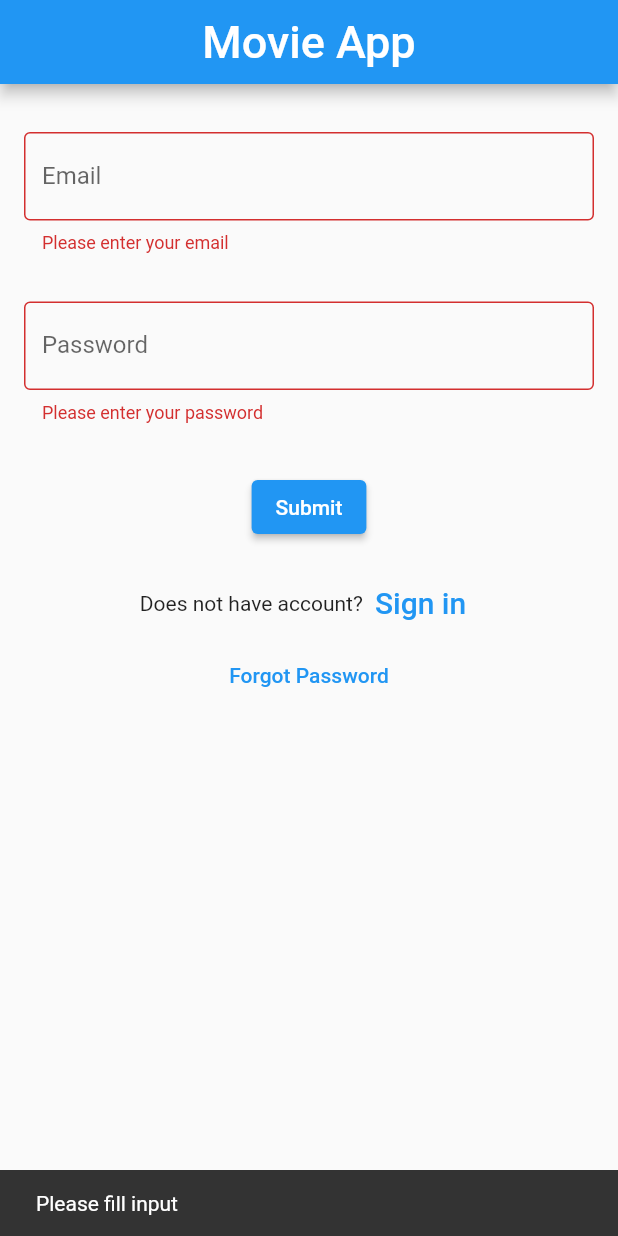
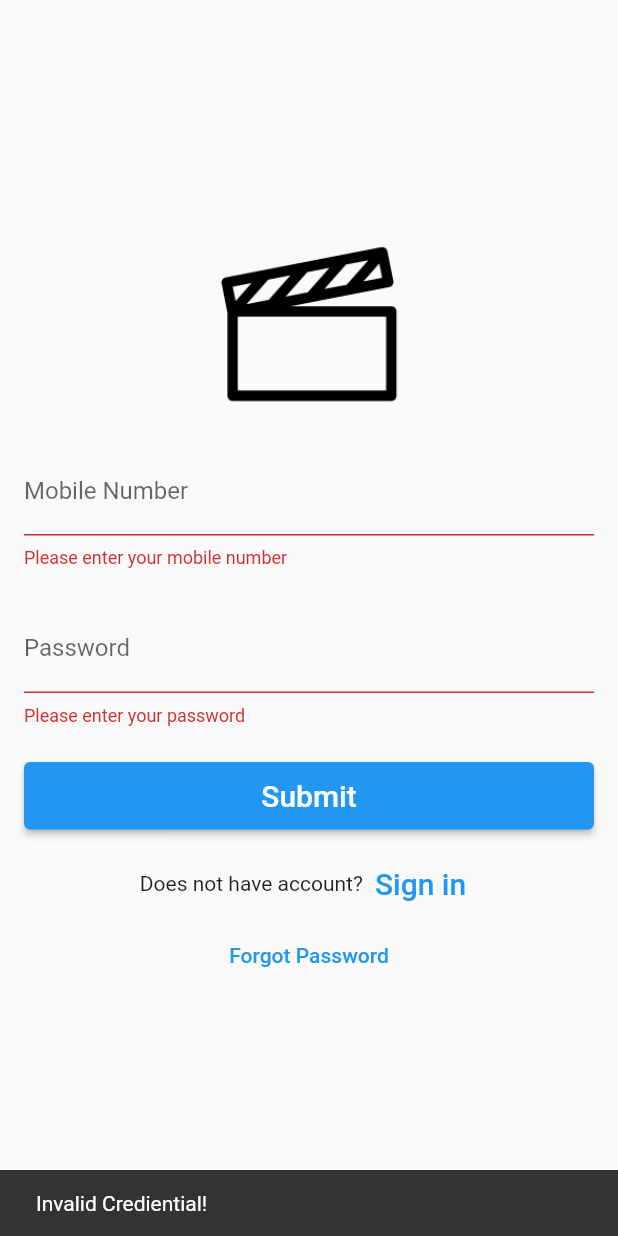
Before and after one commit to PrarthanaBhatt/movie_app, a Flutter app: the screen it shows after launch, after a tap on "Submit", on a phone screen of 412 x 824 dp. Run offline on Flutter 3.47's test engine with Material 2 defaults, Android fonts, the phone set to English and light mode, and no system bars; our stand-ins replace flutter_riverpod, go_router.

Commit message:
updates for login screen with using riverpod

```diff
--- a/lib/main.dart
+++ b/lib/main.dart
@@ -10,6 +10,7 @@ void main() {
 
 class MyApp extends StatelessWidget {
   const MyApp({super.key});
+
   @override
   Widget build(BuildContext context) {
     return MaterialApp.router(
--- /dev/null
+++ b/lib/src/components/base/base_consumer_state.dart
@@ -0,0 +1,30 @@
+import 'package:flutter/material.dart';
+import 'package:flutter_riverpod/flutter_riverpod.dart';
+
+abstract class BaseConsumerState<T extends ConsumerStatefulWidget, M>
+    extends ConsumerState<T> with VmStateMixin<M> {
+  @override
+  void initState() {
+    viewModel = createModel();
+    onModelReady(viewModel);
+    super.initState();
+  }
+}
+
+abstract class BaseState<T extends StatefulWidget, M> extends State<T>
+    with VmStateMixin<M> {
+  @override
+  void initState() {
+    viewModel = createModel();
+    onModelReady(viewModel);
+    super.initState();
+  }
+}
+
+mixin VmStateMixin<M> {
+  late final M viewModel;
+
+  M createModel();
+
+  void onModelReady(M model) {}
+}
--- /dev/null
+++ b/lib/src/components/base/base_view_model.dart
@@ -0,0 +1,26 @@
+import 'dart:async';
+
+import 'package:flutter/cupertino.dart';
+import 'package:movie_app/src/constants/screen_state.dart';
+
+class BaseViewModel {
+  final List<StreamSubscription> disposables = [];
+  final ValueNotifier<ScreenState> _screenStateNotifier =
+      ValueNotifier(ScreenState.content);
+  ScreenState _uiState = ScreenState.content;
+
+  ValueNotifier<ScreenState> get screenStateNotifier => _screenStateNotifier;
+
+  ScreenState get uiState => _uiState;
+
+  void changeUiState(ScreenState state) {
+    _uiState = state;
+    _screenStateNotifier.value = state;
+  }
+
+  void dispose() {
+    for (var element in disposables) {
+      element.cancel();
+    }
+  }
+}
--- /dev/null
+++ b/lib/src/constants/screen_state.dart
@@ -0,0 +1,10 @@
+enum ScreenState {
+  none,
+  progress,
+  content,
+  empty,
+  error,
+  apiProgress,
+  action,
+  noInternet,
+}
--- /dev/null
+++ b/lib/src/providers/view_model_providers.dart
@@ -0,0 +1,8 @@
+import 'package:flutter_riverpod/flutter_riverpod.dart';
+import 'package:movie_app/src/ui/auth/login/login_screen_vm.dart';
+
+final loginScreenProvider = Provider.autoDispose(
+  (ref) => LoginScreenVm(
+    ref,
+  ),
+);
--- a/lib/src/routes/routes.dart
+++ b/lib/src/routes/routes.dart
@@ -5,7 +5,7 @@ import 'package:movie_app/src/ui/dashboard/movie_dashboard.dart';
 
 class Routes {
   const Routes._();
-  static String loginScreen = "/login";
+  static String loginScreen = "/";
   static String movieDashboard = "/movie-dashboard";
 }
 
--- a/lib/src/ui/auth/login/login_screen.dart
+++ b/lib/src/ui/auth/login/login_screen.dart
@@ -1,31 +1,28 @@
 import 'package:flutter/material.dart';
+import 'package:flutter/services.dart';
+import 'package:flutter_riverpod/flutter_riverpod.dart';
 import 'package:go_router/go_router.dart';
+import 'package:movie_app/src/components/base/base_consumer_state.dart';
+import 'package:movie_app/src/providers/view_model_providers.dart';
 import 'package:movie_app/src/routes/routes.dart';
+import 'package:movie_app/src/ui/auth/login/login_screen_vm.dart';
 
-class LoginScreen extends StatefulWidget {
+class LoginScreen extends ConsumerStatefulWidget {
   const LoginScreen({Key? key}) : super(key: key);
 
   @override
-  State<LoginScreen> createState() => _LoginScreen();
+  ConsumerState<LoginScreen> createState() => _LoginScreen();
 }
 
-class _LoginScreen extends State<LoginScreen> {
+class _LoginScreen extends BaseConsumerState<LoginScreen, LoginScreenVm> {
   final _formKey = GlobalKey<FormState>();
-  TextEditingController emailController = TextEditingController();
+  TextEditingController mobileNumberController = TextEditingController();
   TextEditingController passwordController = TextEditingController();
 
   @override
   Widget build(BuildContext context) {
     return Scaffold(
-      appBar: AppBar(
-        title: const Center(
-          child: Text("Movie App",
-              style: TextStyle(
-                  color: Colors.white,
-                  fontWeight: FontWeight.w500,
-                  fontSize: 30)),
-        ),
-      ),
+      resizeToAvoidBottomInset: false,
       body: Form(
         key: _formKey,
         child: Padding(
@@ -34,17 +31,43 @@ class _LoginScreen extends State<LoginScreen> {
             crossAxisAlignment: CrossAxisAlignment.center,
             children: [
               Padding(
+                padding: const EdgeInsets.only(top: 120.0),
+                child: Container(
+                  height: 150.0,
+                  width: 190.0,
+                  padding: const EdgeInsets.only(top: 10),
+                  decoration: BoxDecoration(
+                    borderRadius: BorderRadius.circular(200),
+                  ),
+                  child: Center(
+                    child: Image.asset('assets/png/icon.png'),
+                  ),
+                ),
+              ),
+              Padding(
                 padding:
-                    const EdgeInsets.symmetric(horizontal: 8, vertical: 16),
+                    const EdgeInsets.symmetric(horizontal: 8, vertical: 12),
                 child: TextFormField(
-                  controller: emailController,
+                  keyboardType: TextInputType.number,
+                  inputFormatters: [FilteringTextInputFormatter.digitsOnly],
+                  maxLength: 10,
+                  controller: mobileNumberController,
                   decoration: const InputDecoration(
-                      border: OutlineInputBorder(), labelText: "Email"),
+                    enabledBorder: UnderlineInputBorder(
+                      borderSide: BorderSide(color: Colors.grey),
+                    ),
+                    focusedBorder: UnderlineInputBorder(
+                      borderSide: BorderSide(color: Colors.blue),
+                    ),
+                    border: UnderlineInputBorder(),
+                    labelText: "Mobile Number",
+                    counterText: "",
+                  ),
                   validator: (value) {
-                    if (value == null ||
-                        value.isEmpty ||
-                        value != "p@gmail.com") {
-                      return 'Please enter your email';
+                    if (value == null || value.isEmpty) {
+                      return 'Please enter your mobile number';
+                    } else if (value.length != 10) {
+                      return 'Please enter 10 digit mobile number';
                     }
                     return null;
                   },
@@ -52,15 +75,27 @@ class _LoginScreen extends State<LoginScreen> {
               ),
               Padding(
                 padding:
-                    const EdgeInsets.symmetric(horizontal: 8, vertical: 16),
+                    const EdgeInsets.symmetric(horizontal: 8, vertical: 12),
                 child: TextFormField(
+                  maxLength: 6,
                   controller: passwordController,
                   obscureText: true,
                   decoration: const InputDecoration(
-                      border: OutlineInputBorder(), labelText: "Password"),
+                    enabledBorder: UnderlineInputBorder(
+                      borderSide: BorderSide(color: Colors.grey),
+                    ),
+                    focusedBorder: UnderlineInputBorder(
+                      borderSide: BorderSide(color: Colors.blue),
+                    ),
+                    border: UnderlineInputBorder(),
+                    labelText: "Password",
+                    counterText: "",
+                  ),
                   validator: (value) {
-                    if (value == null || value.isEmpty || value != "Bhatt") {
+                    if (value == null || value.isEmpty) {
                       return 'Please enter your password';
+                    } else if (value.length <= 6) {
+                      return 'Please enter password correctly, it is less then 6 charachters';
                     }
                     return null;
                   },
@@ -68,20 +103,28 @@ class _LoginScreen extends State<LoginScreen> {
               ),
               Padding(
                 padding:
-                    const EdgeInsets.symmetric(horizontal: 8, vertical: 16.0),
+                    const EdgeInsets.symmetric(horizontal: 8, vertical: 12.0),
                 child: Center(
+                  child: SizedBox(
+                    width: double.maxFinite,
+                    height: 45,
                     child: ElevatedButton(
                       onPressed: () {
                         if (_formKey.currentState!.validate()) {
-                        // Navigate the user to the Home page
-                        context.go(Routes.movieDashboard);
+                          viewModel.validateLogin(mobileNumberController.text,
+                              passwordController.text, _onSuccess, _onFailure);
                         } else {
                           ScaffoldMessenger.of(context).showSnackBar(
-                          const SnackBar(content: Text('Please fill input')),
+                            const SnackBar(
+                                content: Text('Invalid Crediential!')),
                           );
                         }
                       },
-                    child: const Text('Submit'),
+                      child: const Text(
+                        'Submit',
+                        style: TextStyle(fontSize: 20),
+                      ),
+                    ),
                   ),
                 ),
               ),
@@ -114,4 +157,19 @@ class _LoginScreen extends State<LoginScreen> {
       ),
     );
   }
+
+  @override
+  LoginScreenVm createModel() {
+    return ref.read(loginScreenProvider);
   }
+
+  void _onSuccess() {
+    context.go(Routes.movieDashboard);
+  }
+
+  void _onFailure(String value) {
+    ScaffoldMessenger.of(context).showSnackBar(
+      const SnackBar(content: Text('Invalid Credientials!')),
+    );
+  }
+}
--- a/lib/src/ui/auth/login/login_screen_vm.dart
+++ b/lib/src/ui/auth/login/login_screen_vm.dart
@@ -0,0 +1,26 @@
+import 'package:flutter/cupertino.dart';
+import 'package:flutter_riverpod/flutter_riverpod.dart';
+import 'package:movie_app/src/components/base/base_view_model.dart';
+import 'package:movie_app/src/constants/screen_state.dart';
+
+class LoginScreenVm extends BaseViewModel {
+  final ProviderRef providerRef;
+
+  LoginScreenVm(this.providerRef);
+
+  void validateLogin(
+    String userEmailId,
+    String password,
+    VoidCallback onSuccess,
+    ValueChanged<String> onFailure,
+  ) {
+    if (userEmailId == "p@gmail.com" && password == "Bhatt") {
+      changeUiState(ScreenState.content);
+
+      onSuccess.call();
+    } else {
+      changeUiState(ScreenState.content);
+      onFailure.call("Invalid Creds");
+    }
+  }
+}
```
Lines whose indentation alone changed are shown as unchanged.
